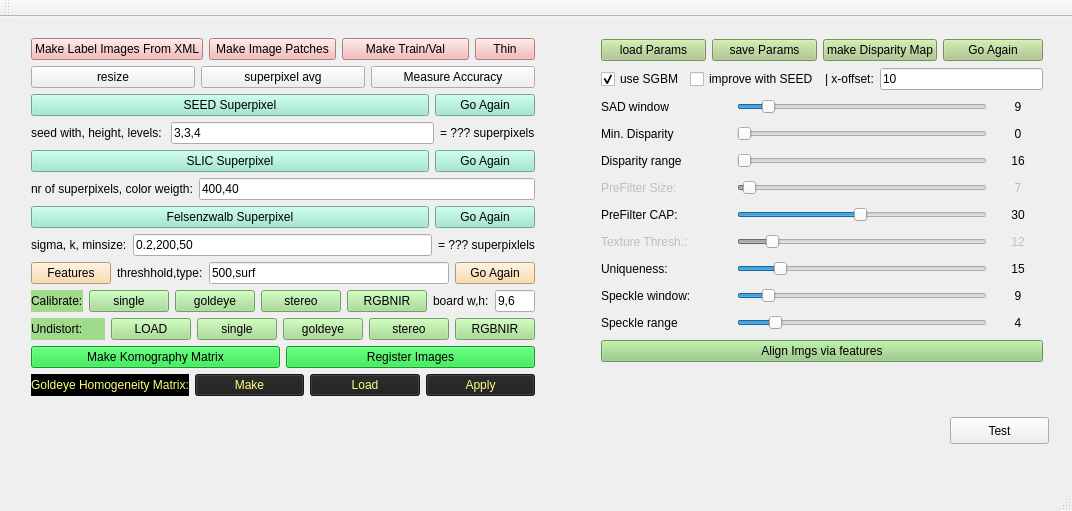
The window that SegmentationHelper/mainwindow.ui (yudanaz/masterthesis) describes before a commit, drawn with Qt 5.
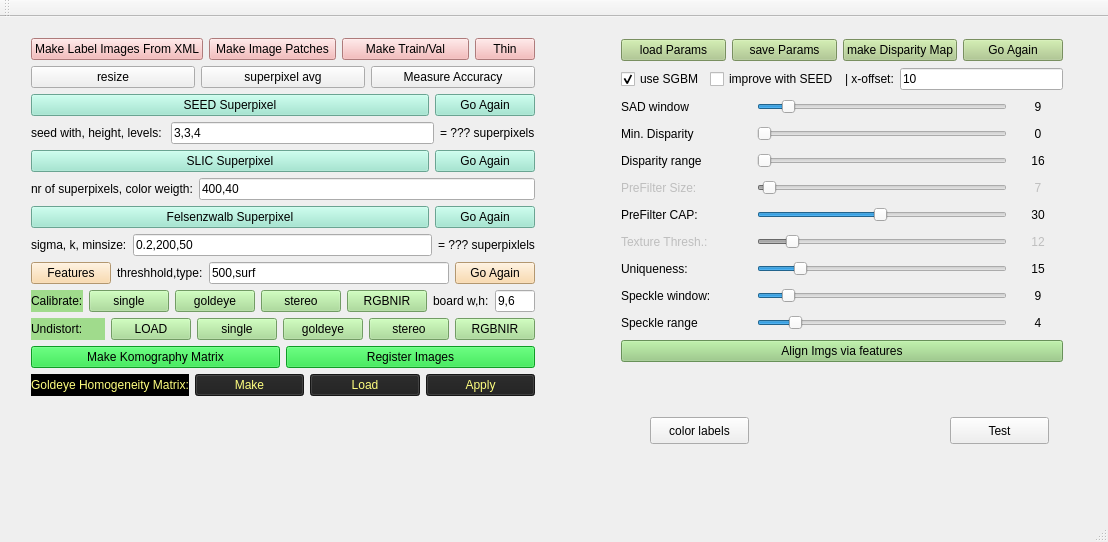
The same window after the commit.

Commit message: Helper: Color predicted labels according to colored ground truth

```diff
--- a/SegmentationHelper/mainwindow.ui
+++ b/SegmentationHelper/mainwindow.ui
@@ -6,8 +6,8 @@
    <rect>
     <x>0</x>
     <y>0</y>
-    <width>1072</width>
-    <height>511</height>
+    <width>1108</width>
+    <height>542</height>
    </rect>
   </property>
   <property name="windowTitle">
@@ -519,7 +519,7 @@
    <widget class="QWidget" name="verticalLayoutWidget_2">
     <property name="geometry">
      <rect>
-      <x>590</x>
+      <x>610</x>
       <y>10</y>
       <width>464</width>
       <height>354</height>
@@ -1183,6 +1183,19 @@
      <string>Test</string>
     </property>
    </widget>
+   <widget class="QPushButton" name="btn_colorLabels">
+    <property name="geometry">
+     <rect>
+      <x>650</x>
+      <y>400</y>
+      <width>99</width>
+      <height>27</height>
+     </rect>
+    </property>
+    <property name="text">
+     <string>color labels</string>
+    </property>
+   </widget>
   </widget>
   <widget class="QMenuBar" name="menuBar">
    <property name="geometry">
```
Left out of the diff: 2 changed lines with no effect on the pictures. The commit also changes 3 other files.
